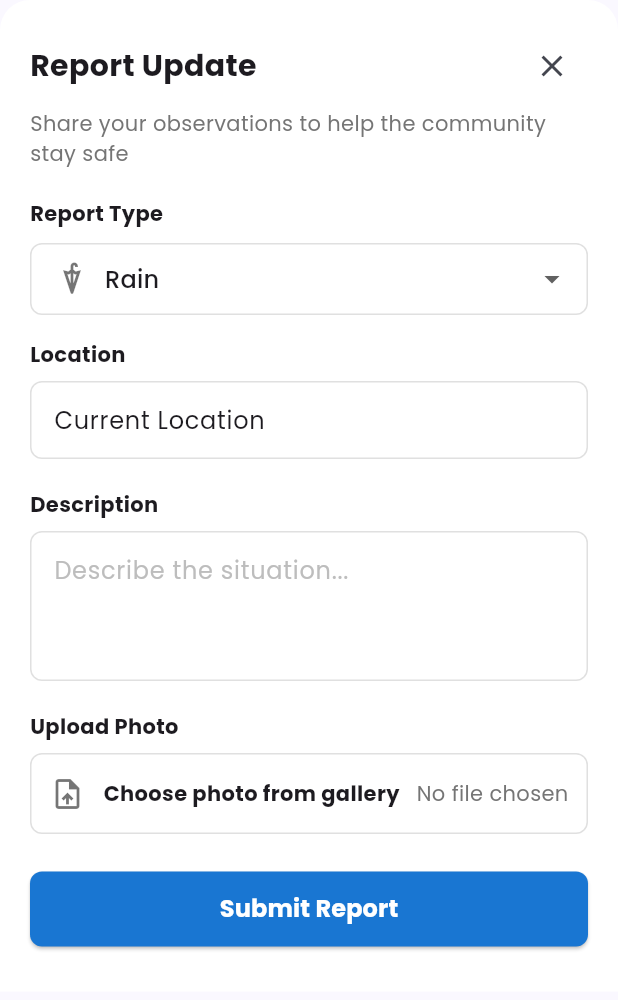
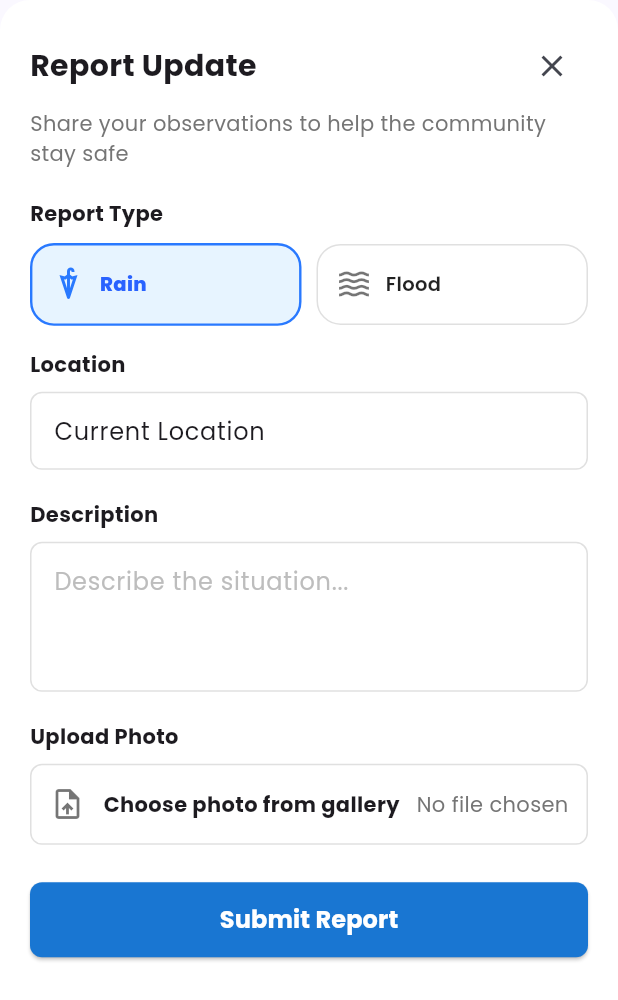
Before and after one commit to daleesl/RainGuard, a Flutter app: the ReportModal widget shown alone on an empty page, opened directly, on a phone screen of 412 x 824 dp. Shown: the top 1000 px of the screen. Run offline on Flutter 3.47's test engine with Material 3 defaults, Android fonts, the phone set to English and light mode, and no system bars; our stand-ins replace cloud_firestore, firebase_auth, firebase_core, firebase_storage, flutter_dotenv, flutter_map and 8 more; accounts and stored records are empty; generated files the repository leaves out were written again; network calls fail.

Commit message:
Make report type selection clickable

```diff
--- a/lib/widgets/report_modal.dart
+++ b/lib/widgets/report_modal.dart
@@ -8,6 +8,7 @@ import 'package:firebase_auth/firebase_auth.dart';
 import 'package:geolocator/geolocator.dart';
 import 'package:image_picker/image_picker.dart';
 import '../models/report_model.dart';
+import '../services/user_profile_service.dart';
 import '../utils/map_helper.dart';
 
 class ReportModal extends StatefulWidget {
@@ -106,12 +107,20 @@ class _ReportModalState extends State<ReportModal> {
         }
       }
 
-      // Determine current user id if any
-      String userId = FirebaseAuth.instance.currentUser?.uid ?? 'anonymous';
+      // Determine current user details for accountable community reporting.
+      final currentUser = FirebaseAuth.instance.currentUser;
+      final userProfile = await UserProfileService.getCurrentUserProfile();
+      final userId = currentUser?.uid ?? 'anonymous';
+      final reporterName =
+          userProfile?.publicReporterName ?? currentUser?.displayName ?? 'Anonymous';
+      final reporterDisplayName =
+          userProfile?.displayName ?? currentUser?.displayName ?? 'Anonymous';
 
       // Creating the standard report data map
       Map<String, dynamic> reportData = {
         'user_id': userId,
+        'reporter_name': reporterName,
+        'reporter_display_name': reporterDisplayName,
         'latitude': position.latitude,
         'longitude': position.longitude,
         'report_type': selectedType.name,
@@ -145,40 +154,47 @@ class _ReportModalState extends State<ReportModal> {
     }
   }
 
-  Widget _buildTypeCard(ReportType type) {
-    bool isSelected = selectedType == type;
-    return GestureDetector(
+  Widget _buildTypeCard(ReportType type, {required double width}) {
+    final isSelected = selectedType == type;
+
+    return InkWell(
       onTap: () {
         setState(() {
           selectedType = type;
+          if (selectedType != ReportType.flood) selectedFloodLevel = null;
         });
       },
-      child: Container(
-        width: 75,
-        height: 75,
+      borderRadius: BorderRadius.circular(16),
+      child: AnimatedContainer(
+        duration: const Duration(milliseconds: 160),
+        width: width,
+        padding: const EdgeInsets.symmetric(horizontal: 12, vertical: 14),
         decoration: BoxDecoration(
-          color: isSelected ? Colors.blue.shade50 : Colors.white,
+          color: isSelected ? const Color(0xFFE7F4FF) : Colors.white,
           border: Border.all(
-            color: isSelected ? Colors.blue : Colors.grey.shade300,
-            width: 1.5,
+            color: isSelected ? Colors.blueAccent.shade400 : Colors.grey.shade300,
+            width: isSelected ? 1.6 : 1,
           ),
-          borderRadius: BorderRadius.circular(10),
+          borderRadius: BorderRadius.circular(16),
         ),
-        child: Column(
-          mainAxisAlignment: MainAxisAlignment.center,
+        child: Row(
           children: [
             Icon(
               MapHelper.getReportIcon(type),
-              color: isSelected ? Colors.blue : Colors.black54,
-              size: 28,
+              color: isSelected ? Colors.blueAccent.shade400 : Colors.black54,
+              size: 24,
             ),
-            const SizedBox(height: 6),
-            Text(
-              MapHelper.getReportTypeName(type),
-              style: TextStyle(
-                color: isSelected ? Colors.blue : Colors.black87,
-                fontSize: 12,
-                fontWeight: isSelected ? FontWeight.bold : FontWeight.normal,
+            const SizedBox(width: 9),
+            Expanded(
+              child: Text(
+                MapHelper.getReportTypeName(type),
+                maxLines: 1,
+                overflow: TextOverflow.ellipsis,
+                style: TextStyle(
+                  color: isSelected ? Colors.blueAccent.shade700 : Colors.black87,
+                  fontSize: 13,
+                  fontWeight: isSelected ? FontWeight.w800 : FontWeight.w600,
+                ),
               ),
             ),
           ],
@@ -225,36 +241,23 @@ class _ReportModalState extends State<ReportModal> {
             ),
             const SizedBox(height: 20),
 
-            // Report Type Selection (icon-based dropdown)
+            // Report Type Selection
             const Text(
               'Report Type',
               style: TextStyle(fontWeight: FontWeight.bold, fontSize: 14),
             ),
             const SizedBox(height: 10),
-            DropdownButtonFormField<ReportType>(
-              initialValue: selectedType,
-              decoration: InputDecoration(
-                contentPadding: const EdgeInsets.symmetric(horizontal: 12, vertical: 10),
-                border: OutlineInputBorder(borderRadius: BorderRadius.circular(8), borderSide: BorderSide(color: Colors.grey.shade300)),
-                enabledBorder: OutlineInputBorder(borderRadius: BorderRadius.circular(8), borderSide: BorderSide(color: Colors.grey.shade300)),
-              ),
-              items: ReportType.values.map((type) {
-                return DropdownMenuItem<ReportType>(
-                  value: type,
-                  child: Row(
-                    children: [
-                      Icon(MapHelper.getReportIcon(type), color: Colors.black54),
-                      const SizedBox(width: 10),
-                      Text(MapHelper.getReportTypeName(type)),
-                    ],
-                  ),
+            LayoutBuilder(
+              builder: (context, constraints) {
+                final cardWidth = (constraints.maxWidth - 10) / 2;
+
+                return Row(
+                  children: [
+                    _buildTypeCard(ReportType.rain, width: cardWidth),
+                    const SizedBox(width: 10),
+                    _buildTypeCard(ReportType.flood, width: cardWidth),
+                  ],
                 );
-              }).toList(),
-              onChanged: (v) {
-                setState(() {
-                  selectedType = v ?? ReportType.rain;
-                  if (selectedType != ReportType.flood) selectedFloodLevel = null;
-                });
               },
             ),
 
```
